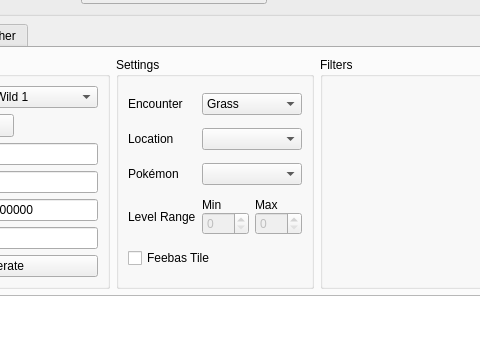
Qt form Form/Gen3/Wild3.ui (Admiral-Fish/PokeFinder) before a commit; both pictures show x 134 to 614 and y 86 to 435 of the 1200 by 750 pixel window.
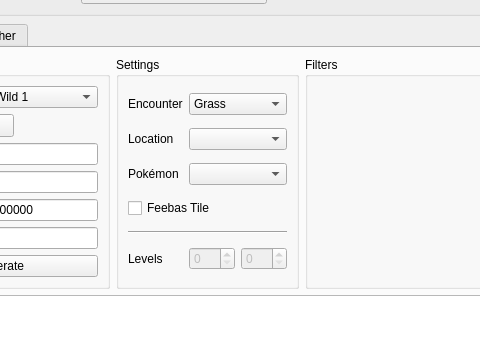
The same form after that commit. Icons and pictures are not drawn. Custom widgets are drawn as their Qt base class.

The edit to the form file:
```diff
--- a/Form/Gen3/Wild3.ui
+++ b/Form/Gen3/Wild3.ui
@@ -201,7 +201,7 @@
             </property>
            </widget>
           </item>
-          <item row="0" column="1">
+          <item row="0" column="1" colspan="2">
            <widget class="ComboBox" name="comboBoxGeneratorEncounter">
             <item>
              <property name="text">
@@ -242,7 +242,7 @@
             </property>
            </widget>
           </item>
-          <item row="1" column="1">
+          <item row="1" column="1" colspan="2">
            <widget class="ComboBoxProxy" name="comboBoxGeneratorLocation"/>
           </item>
           <item row="2" column="0">
@@ -252,85 +252,42 @@
             </property>
            </widget>
           </item>
-          <item row="2" column="1">
+          <item row="2" column="1" colspan="2">
            <widget class="ComboBox" name="comboBoxGeneratorPokemon"/>
           </item>
-          <item row="3" column="0">
-           <widget class="QLabel" name="labelGeneratorLevelRange">
+          <item row="3" column="0" colspan="3">
+           <widget class="QCheckBox" name="checkBoxGeneratorFeebasTile">
             <property name="text">
-             <string>Level Range</string>
+             <string>Feebas Tile</string>
             </property>
            </widget>
           </item>
-          <item row="3" column="1">
-           <widget class="QWidget" name="widgetGeneratorLevelRange" native="true">
-            <property name="sizePolicy">
-             <sizepolicy hsizetype="Preferred" vsizetype="Fixed">
-              <horstretch>0</horstretch>
-              <verstretch>0</verstretch>
-             </sizepolicy>
+          <item row="4" column="0" colspan="3">
+           <widget class="Line" name="line_2">
+            <property name="orientation">
+             <enum>Qt::Orientation::Horizontal</enum>
             </property>
-            <layout class="QGridLayout" name="gridLayoutGeneratorLevelRange">
-             <property name="leftMargin">
-              <number>0</number>
-             </property>
-             <property name="topMargin">
-              <number>0</number>
-             </property>
-             <property name="rightMargin">
-              <number>0</number>
-             </property>
-             <property name="bottomMargin">
-              <number>0</number>
-             </property>
-             <property name="horizontalSpacing">
-              <number>6</number>
-             </property>
-             <property name="verticalSpacing">
-              <number>0</number>
-             </property>
-             <item row="0" column="0">
-              <widget class="QLabel" name="labelGeneratorLevelMin">
-               <property name="text">
-                <string>Min</string>
-               </property>
-              </widget>
-             </item>
-             <item row="0" column="1">
-              <widget class="QLabel" name="labelGeneratorLevelMax">
+           </widget>
+          </item>
+          <item row="5" column="0">
+           <widget class="QLabel" name="labelGeneratorLevel">
                <property name="text">
-                <string>Max</string>
+             <string>Levels</string>
                </property>
               </widget>
              </item>
-             <item row="1" column="0">
+          <item row="5" column="1">
               <widget class="QSpinBox" name="spinBoxGeneratorLevelMin">
                <property name="enabled">
                 <bool>false</bool>
                </property>
-               <property name="maximum">
-                <number>100</number>
-               </property>
-              </widget>
-             </item>
-             <item row="1" column="1">
+           </widget>
+          </item>
+          <item row="5" column="2">
               <widget class="QSpinBox" name="spinBoxGeneratorLevelMax">
                <property name="enabled">
                 <bool>false</bool>
                </property>
-               <property name="maximum">
-                <number>100</number>
-               </property>
-              </widget>
-             </item>
-            </layout>
-           </widget>
-          </item>
-          <item row="4" column="0" colspan="2">
-           <widget class="QCheckBox" name="checkBoxGeneratorFeebasTile">
-            <property name="text">
-             <string>Feebas Tile</string>
-            </property>
            </widget>
           </item>
          </layout>
@@ -645,11 +602,6 @@
    <header>Form/Controls/TabWidget.hpp</header>
    <container>1</container>
   </customwidget>
-  <customwidget>
-   <class>ComboBox</class>
-   <extends>QComboBox</extends>
-   <header>Form/Controls/ComboBox.hpp</header>
-  </customwidget>
   <customwidget>
    <class>ComboMenu</class>
    <extends>QToolButton</extends>
```
Left out of the diff: 85 changed lines with no effect on the pictures. Lines whose indentation alone changed are shown as unchanged.
